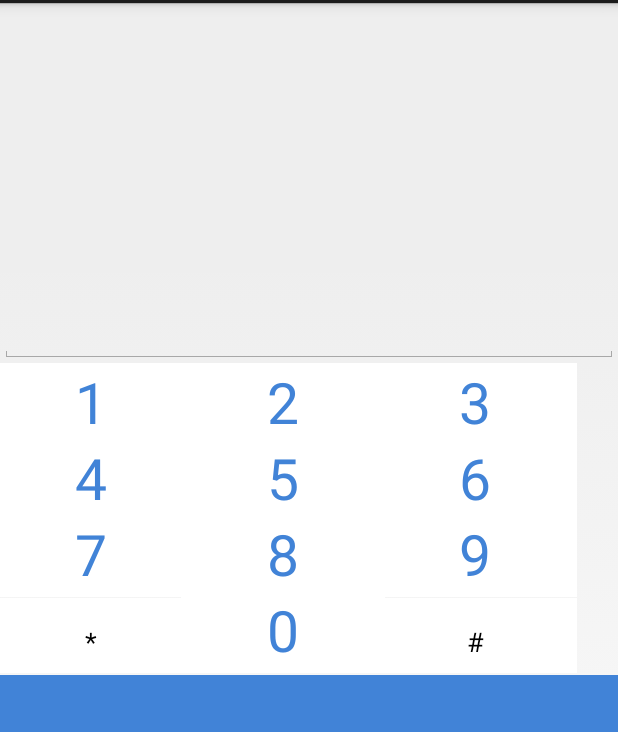
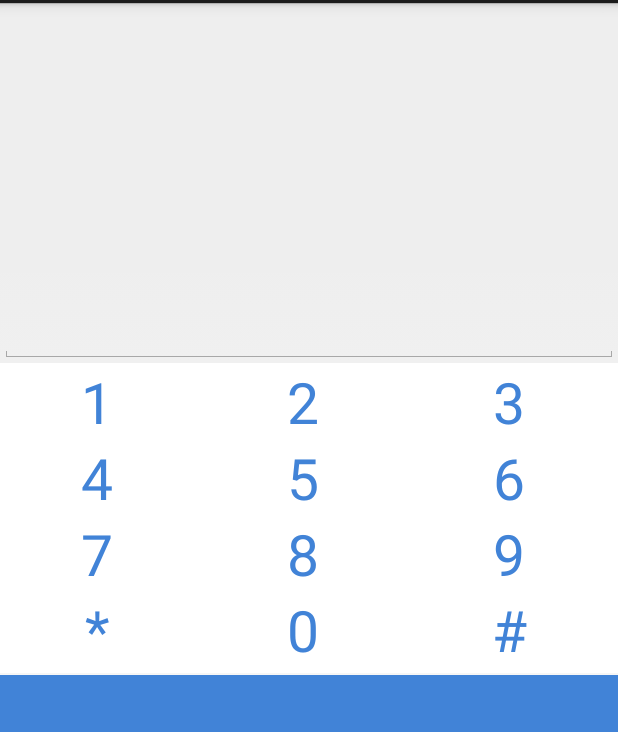
Before and after one commit to scotthso-zz/Assist911, an Android app: the keypadActivity screen opened directly, with no data from a screen before it, on a phone screen of 412 x 824 dp, the part 69-801 px from its top. Run offline under Robolectric (Android 15) with nearby library versions, the phone set to English and light mode, and no system bars.

Commit message:
fixed layout to work with all screens

```diff
--- a/app/src/main/res/layout/activity_keypad.xml
+++ b/app/src/main/res/layout/activity_keypad.xml
@@ -29,80 +29,63 @@
             android:layout_width="fill_parent"
             android:layout_height="fill_parent"
             android:layout_marginTop="-3dp"
+            android:weightSum="3"
             >
 
             <Button
-                android:layout_width="@dimen/keypad_button_width"
-                android:layout_height="@dimen/keypad_button_height"
                 android:text="1"
-                android:textSize="@dimen/keypad_number_size"
-                android:textColor="@color/number_colour"
                 android:layout_column="1"
                 android:layout_marginLeft="-7dp"
-                android:background="@color/keypad_background"
-                android:id="@+id/button1" />
+                android:id="@+id/button1"
+                style="@style/numbKey"
+                />
 
             <Button
-                android:layout_width="@dimen/keypad_button_width"
-                android:layout_height="@dimen/keypad_button_height"
                 android:text="2"
-                android:textSize="@dimen/keypad_number_size"
-                android:textColor="@color/number_colour"
                 android:layout_marginLeft="-8dp"
                 android:id="@+id/button2"
-                android:background="@color/keypad_background"
-                android:layout_column="2" />
+                android:layout_column="2"
+                style="@style/numbKey"/>
 
             <Button
-                android:layout_width="@dimen/keypad_button_width"
-                android:layout_height="@dimen/keypad_button_height"
                 android:text="3"
-                android:textSize="@dimen/keypad_number_size"
-                android:textColor="@color/number_colour"
                 android:id="@+id/button3"
                 android:layout_marginLeft="-8dp"
-                android:background="@color/keypad_background"
-                android:layout_column="3" />
+                android:layout_column="3"
+                style="@style/numbKey" />
+
         </TableRow>
 
         <TableRow
             android:layout_width="match_parent"
             android:layout_height="wrap_content"
             android:layout_marginTop="@dimen/table_row_margin_top"
+            android:weightSum="3"
             >
 
             <Button
-                android:layout_width="@dimen/keypad_button_width"
-                android:layout_height="@dimen/keypad_button_height"
                 android:text="4"
-                android:textSize="@dimen/keypad_number_size"
-                android:textColor="@color/number_colour"
                 android:layout_column="1"
-                android:background="@color/keypad_background"
                 android:layout_marginLeft="-7dp"
-                android:id="@+id/button4" />
+                android:id="@+id/button4"
+                style="@style/numbKey"
+                />
 
             <Button
-                android:layout_width="@dimen/keypad_button_width"
-                android:layout_height="@dimen/keypad_button_height"
                 android:text="5"
-                android:textSize="@dimen/keypad_number_size"
-                android:textColor="@color/number_colour"
                 android:id="@+id/button5"
-                android:background="@color/keypad_background"
                 android:layout_marginLeft="-8dp"
-                android:layout_column="2" />
+                android:layout_column="2"
+                style="@style/numbKey"
+                />
 
             <Button
-                android:layout_width="@dimen/keypad_button_width"
-                android:layout_height="@dimen/keypad_button_height"
                 android:text="6"
-                android:textSize="@dimen/keypad_number_size"
-                android:textColor="@color/number_colour"
                 android:id="@+id/button6"
-                android:background="@color/keypad_background"
                 android:layout_marginLeft="-8dp"
-                android:layout_column="3" />
+                android:layout_column="3"
+                style="@style/numbKey"
+                />
         </TableRow>
 
         <TableRow
@@ -112,75 +95,61 @@
             >
 
             <Button
-                android:layout_width="@dimen/keypad_button_width"
-                android:layout_height="@dimen/keypad_button_height"
                 android:text="7"
-                android:textSize="@dimen/keypad_number_size"
-                android:textColor="@color/number_colour"
                 android:layout_column="1"
-                android:background="@color/keypad_background"
                 android:layout_marginLeft="-7dp"
-                android:id="@+id/button7" />
+                android:id="@+id/button7"
+                style="@style/numbKey"
+                />
 
             <Button
-                android:layout_width="@dimen/keypad_button_width"
-                android:layout_height="@dimen/keypad_button_height"
                 android:text="8"
-                android:textSize="@dimen/keypad_number_size"
-                android:textColor="@color/number_colour"
                 android:id="@+id/button8"
-                android:background="@color/keypad_background"
                 android:layout_marginLeft="-8dp"
-                android:layout_column="2" />
+                android:layout_column="2"
+                style="@style/numbKey"
+                />
 
             <Button
-                android:layout_width="@dimen/keypad_button_width"
-                android:layout_height="@dimen/keypad_button_height"
                 android:text="9"
-                android:textSize="@dimen/keypad_number_size"
-                android:textColor="@color/number_colour"
                 android:id="@+id/button9"
-                android:background="@color/keypad_background"
                 android:layout_marginLeft="-8dp"
-                android:layout_column="3" />
+                android:layout_column="3"
+                style="@style/numbKey"
+                />
         </TableRow>
 
         <TableRow
             android:layout_width="fill_parent"
             android:layout_height="wrap_content"
             android:layout_marginTop="@dimen/table_row_margin_top"
+            android:weightSum="3"
             >
 
             <Button
-                android:layout_width="@dimen/keypad_button_width"
-                android:layout_height="@dimen/keypad_button_height"
+
                 android:text="*"
                 android:id="@+id/buttonstar"
-                android:background="@color/keypad_background"
                 android:layout_marginLeft="-7dp"
-                android:layout_column="1" />
+                android:layout_column="1"
+                style="@style/numbKey"
+                />
 
             <Button
-                android:layout_width="@dimen/keypad_button_width"
-                android:layout_height="@dimen/keypad_button_height"
                 android:text="0"
-                android:textSize="@dimen/keypad_number_size"
-                android:textColor="@color/number_colour"
                 android:id="@+id/buttonzero"
-                android:background="@color/keypad_background"
                 android:layout_marginLeft="-8dp"
-                android:layout_column="2" />
-
+                android:layout_column="2"
+                style="@style/numbKey"
+                />
 
             <Button
-                android:layout_width="@dimen/keypad_button_width"
-                android:layout_height="@dimen/keypad_button_height"
                 android:text="#"
                 android:id="@+id/buttonpound"
-                android:background="@color/keypad_background"
-
                 android:layout_marginLeft="-8dp"
-                android:layout_column="3" />
+                android:layout_column="3"
+                style="@style/numbKey"
+                />
         </TableRow>
 
     </TableLayout>
--- a/app/src/main/res/values/styles.xml
+++ b/app/src/main/res/values/styles.xml
@@ -6,4 +6,14 @@
 
     </style>
 
+    <style name="numbKey">
+        <item name ="android:textColor">@color/number_colour</item>
+        <item name ="android:textSize">@dimen/keypad_number_size</item>
+        <item name ="android:background">@color/keypad_background</item>
+        <item name ="android:layout_weight">1</item>
+        <item name ="android:layout_height">@dimen/keypad_button_height</item>
+        <item name ="android:layout_width">wrap_content</item>
+
+    </style>
+
 </resources>
```
